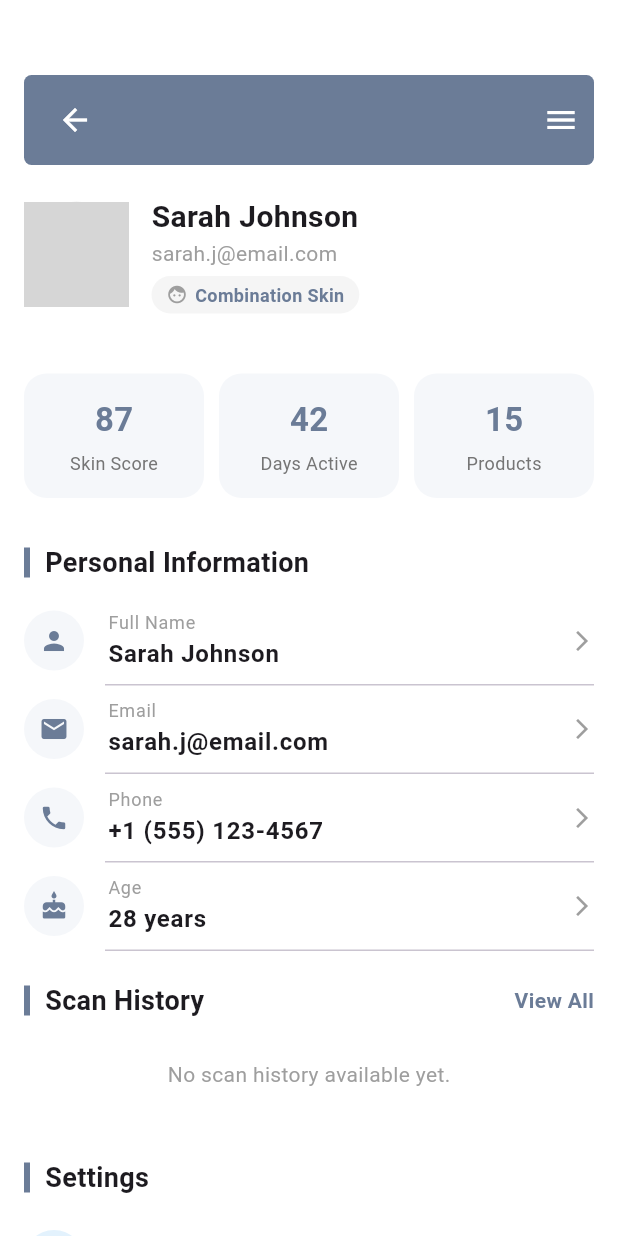
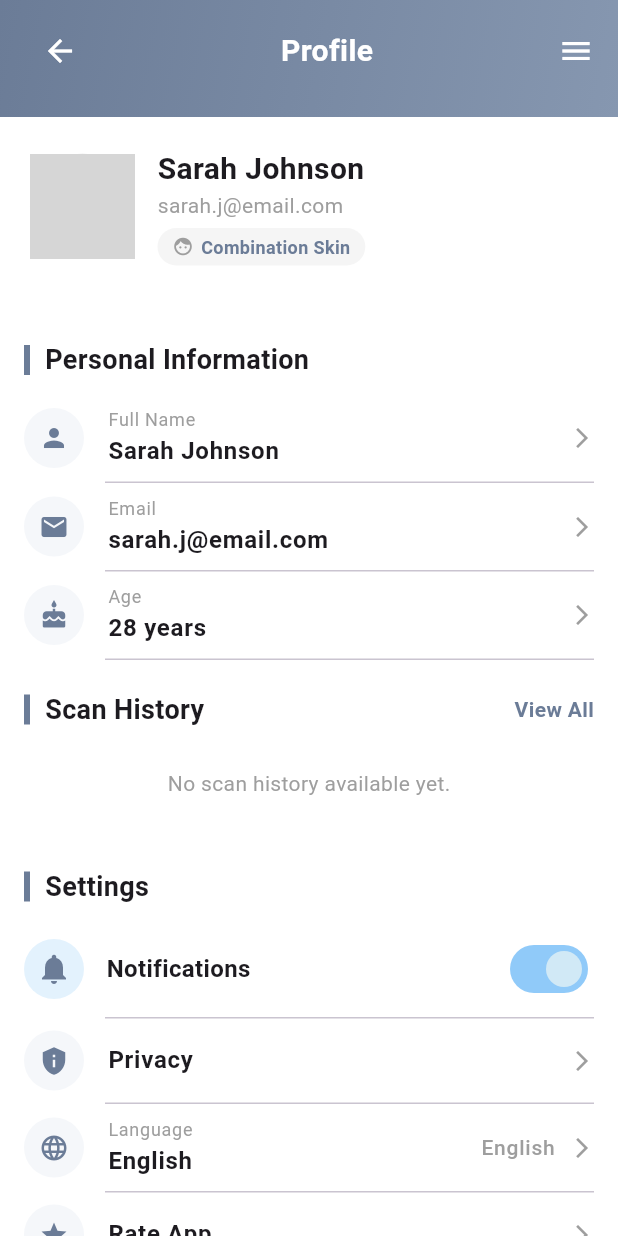
Before and after one commit to egeKsl/skin_type_app, a Flutter app: the ProfileScreen screen opened directly, on a phone screen of 412 x 824 dp. Run offline on Flutter 3.47's test engine with Material 3 defaults, Android fonts, the phone set to English and light mode, and no system bars; our stand-ins replace cloud_firestore, firebase_auth, firebase_core, image_picker, shared_preferences; accounts and stored records are empty; network calls fail; grey boxes are pictures that could not be loaded.

Commit message:
profile screen has been fixed

```diff
--- a/lib/features/profile/views/screens/profile_screen.dart
+++ b/lib/features/profile/views/screens/profile_screen.dart
@@ -1,80 +1,69 @@
+import 'dart:io'; // Resim dosyasını okumak için gerekli
 import 'package:flutter/material.dart';
 import 'package:skin_type_app/common/widgets/top_menu_overlay.dart';
 import 'package:skin_type_app/core/services/scan_service.dart';
 import 'package:skin_type_app/features/scan history/views/screens/scan_history_screen.dart';
-import 'package:skin_type_app/features/scan details/views/screens/scan_detail_screen.dart'; // Detay ekranı import
-import 'package:skin_type_app/models/scan_model.dart'; // Model import
+import 'package:skin_type_app/features/scan details/views/screens/scan_detail_screen.dart';
+import 'package:skin_type_app/models/scan_model.dart';
+// Personal Info ekranını import ediyoruz
+import 'package:skin_type_app/features/profile information/views/screens/personal_info_screen.dart';
 
-import '../widgets/stat_card.dart';
 import '../widgets/section_header.dart';
 import '../widgets/profile_list_tile.dart';
-import '../widgets/history_card.dart';
 
 class ProfileScreen extends StatelessWidget {
   const ProfileScreen({super.key});
 
   @override
   Widget build(BuildContext context) {
-    // Servisi çağırıyoruz
     final ScanService _scanService = ScanService();
 
     return Scaffold(
       backgroundColor: Colors.white,
-      body: SingleChildScrollView(
+      // Body'yi Column yaptık, SingleChildScrollView'ı aşağıya aldık.
+      // Böylece üst header sabit kalabilir veya kayabilir, tasarımı daha esnek olur.
+      body: Column(
+        children: [
+          // 1. YENİLENMİŞ ÜST HEADER ALANI (Ekranı dolduracak)
+          _buildHeader(context),
+
+          // Geri kalan içerik kaydırılabilir alanda
+          Expanded(
+            child: SingleChildScrollView(
               child: Column(
                 children: [
-            // 1. ÜST HEADER ALANI
-            _buildHeader(context),
+                  // 2. PERSONAL INFORMATION (Tıklanabilir Yapıldı)
+                  const SizedBox(height: 20),
+                  const SectionHeader(title: "Personal Information"),
 
-            // 2. İSTATİSTİK KARTLARI
-            Padding(
-              padding: const EdgeInsets.symmetric(
-                horizontal: 16.0,
-                vertical: 20,
-              ),
-              child: Row(
-                children: const [
-                  Expanded(
-                    child: StatCard(value: "87", label: "Skin Score"),
-                  ),
-                  SizedBox(width: 10),
-                  Expanded(
-                    child: StatCard(value: "42", label: "Days Active"),
-                  ),
-                  SizedBox(width: 10),
-                  Expanded(
-                    child: StatCard(value: "15", label: "Products"),
-                  ),
-                ],
-              ),
-            ),
-
-            // 3. PERSONAL INFORMATION
-            const SectionHeader(title: "Personal Information"),
-            const ProfileListTile(
+                  GestureDetector(
+                    onTap: () => _navigateToPersonalInfo(context),
+                    child: const ProfileListTile(
                       icon: Icons.person,
                       title: "Full Name",
                       value: "Sarah Johnson",
                     ),
-            const ProfileListTile(
+                  ),
+                  GestureDetector(
+                    onTap: () => _navigateToPersonalInfo(context),
+                    child: const ProfileListTile(
                       icon: Icons.email,
                       title: "Email",
                       value: "sarah.j@email.com",
                     ),
-            const ProfileListTile(
-              icon: Icons.phone,
-              title: "Phone",
-              value: "+1 (555) 123-4567",
                   ),
-            const ProfileListTile(
+                  GestureDetector(
+                    onTap: () => _navigateToPersonalInfo(context),
+                    child: const ProfileListTile(
                       icon: Icons.cake,
                       title: "Age",
                       value: "28 years",
                     ),
+                  ),
 
                   const SizedBox(height: 20),
 
-            // 4. SCAN HISTORY (DİNAMİK HALE GETİRİLDİ)
+                  // 3. SCAN HISTORY (Fotoğraflı ve Dinamik)
                   Padding(
                     padding: const EdgeInsets.symmetric(horizontal: 16.0),
                     child: Row(
@@ -84,7 +73,6 @@ class ProfileScreen extends StatelessWidget {
                           title: "Scan History",
                           padding: EdgeInsets.zero,
                         ),
-                  // TIKLANABİLİR "View All" TEXT'İ
                         GestureDetector(
                           onTap: () {
                             Navigator.push(
@@ -107,14 +95,15 @@ class ProfileScreen extends StatelessWidget {
                   ),
                   const SizedBox(height: 10),
 
-            // --- YENİ EKLENEN KISIM: StreamBuilder ile Son 3 Veri ---
+                  // StreamBuilder ile Son 3 Veri
                   StreamBuilder<List<ScanResult>>(
-              // Sadece son 3 veriyi istiyoruz
                     stream: _scanService.getRecentScans(3),
                     builder: (context, snapshot) {
                       if (snapshot.connectionState == ConnectionState.waiting) {
                         return const Center(
-                    child: LinearProgressIndicator(color: Color(0xFF6B7C97)),
+                          child: LinearProgressIndicator(
+                            color: Color(0xFF6B7C97),
+                          ),
                         );
                       }
 
@@ -134,38 +123,17 @@ class ProfileScreen extends StatelessWidget {
                         );
                       }
 
-                // Gelen listeyi HistoryCard widget'larına çeviriyoruz
                       return Column(
                         children: historyData.map((scan) {
-                    return GestureDetector(
-                      onTap: () {
-                        // Tıklanınca detay sayfasına git
-                        Navigator.push(
-                          context,
-                          MaterialPageRoute(
-                            builder: (context) =>
-                                ScanDetailScreen(scanResult: scan),
-                          ),
-                        );
-                      },
-                      child: HistoryCard(
-                        title: scan.ciltTipi, // Cilt tipi başlık
-                        date: scan.date, // Tarih
-                        score: scan.benzerlikYuzdesi, // Skor
-                        status:
-                            "Completed", // Durum (Statik veya hesaplanabilir)
-                        statusColor: const Color(0xFFD1E9F6),
-                      ),
-                    );
+                          return _buildPhotoHistoryCard(context, scan);
                         }).toList(),
                       );
                     },
                   ),
 
-            // -------------------------------------------------------
                   const SizedBox(height: 20),
 
-            // 5. SETTINGS
+                  // 4. SETTINGS
                   const SectionHeader(title: "Settings"),
                   Padding(
                     padding: const EdgeInsets.symmetric(
@@ -213,11 +181,6 @@ class ProfileScreen extends StatelessWidget {
                     value: "English",
                   ),
                   const ProfileListTile(
-              icon: Icons.help,
-              title: "Help & Support",
-              value: "",
-            ),
-            const ProfileListTile(
                     icon: Icons.star,
                     title: "Rate App",
                     value: "",
@@ -232,43 +195,169 @@ class ProfileScreen extends StatelessWidget {
                 ],
               ),
             ),
+          ),
+        ],
+      ),
     );
   }
 
-  // Header Metodu (Değişmedi, sadece context erişimi için parametre eklendi)
+  void _navigateToPersonalInfo(BuildContext context) {
+    Navigator.push(
+      context,
+      MaterialPageRoute(builder: (context) => const PersonalInfoScreen()),
+    );
+  }
+
+  Widget _buildPhotoHistoryCard(BuildContext context, ScanResult scan) {
+    return GestureDetector(
+      onTap: () {
+        Navigator.push(
+          context,
+          MaterialPageRoute(
+            builder: (context) => ScanDetailScreen(scanResult: scan),
+          ),
+        );
+      },
+      child: Container(
+        margin: const EdgeInsets.symmetric(horizontal: 16, vertical: 8),
+        padding: const EdgeInsets.all(12),
+        decoration: BoxDecoration(
+          color: Colors.white,
+          borderRadius: BorderRadius.circular(16),
+          border: Border.all(color: Colors.grey.shade100),
+          boxShadow: [
+            BoxShadow(
+              color: Colors.grey.withOpacity(0.05),
+              blurRadius: 10,
+              offset: const Offset(0, 4),
+            ),
+          ],
+        ),
+        child: Row(
+          children: [
+            ClipRRect(
+              borderRadius: BorderRadius.circular(12),
+              child: Container(
+                width: 60,
+                height: 60,
+                color: const Color(0xFFF0F4F8),
+                child: (scan.imagePath != null && scan.imagePath!.isNotEmpty)
+                    ? Image.file(
+                        File(scan.imagePath!),
+                        fit: BoxFit.cover,
+                        errorBuilder: (context, error, stackTrace) {
+                          return const Icon(
+                            Icons.broken_image_outlined,
+                            color: Colors.grey,
+                          );
+                        },
+                      )
+                    : const Icon(
+                        Icons.camera_alt_outlined,
+                        color: Color(0xFF6B7C97),
+                        size: 28,
+                      ),
+              ),
+            ),
+            const SizedBox(width: 16),
+            Expanded(
+              child: Column(
+                crossAxisAlignment: CrossAxisAlignment.start,
+                children: [
+                  Text(
+                    scan.ciltTipi,
+                    style: const TextStyle(
+                      fontSize: 15,
+                      fontWeight: FontWeight.bold,
+                      color: Color(0xFF2D3142),
+                    ),
+                    maxLines: 1,
+                    overflow: TextOverflow.ellipsis,
+                  ),
+                  const SizedBox(height: 4),
+                  Text(
+                    scan.date,
+                    style: const TextStyle(color: Colors.grey, fontSize: 12),
+                  ),
+                  const SizedBox(height: 6),
+                  Container(
+                    padding: const EdgeInsets.symmetric(
+                      horizontal: 8,
+                      vertical: 3,
+                    ),
+                    decoration: BoxDecoration(
+                      color: const Color(0xFFE3F2FD),
+                      borderRadius: BorderRadius.circular(10),
+                    ),
+                    child: Text(
+                      "Match: ${scan.benzerlikYuzdesi}",
+                      style: const TextStyle(
+                        color: Color(0xFF1565C0),
+                        fontWeight: FontWeight.bold,
+                        fontSize: 11,
+                      ),
+                    ),
+                  ),
+                ],
+              ),
+            ),
+            const Icon(Icons.arrow_forward_ios, size: 14, color: Colors.grey),
+          ],
+        ),
+      ),
+    );
+  }
+
+  // --- YENİLENMİŞ HEADER TASARIMI ---
   Widget _buildHeader(BuildContext context) {
-    return Container(
-      padding: const EdgeInsets.only(top: 50, bottom: 20, left: 16, right: 16),
-      color: Colors.white,
-      child: Column(
+    return Column(
       children: [
+        // 1. Üst Kısım (Mavi-Gri Alan)
         Container(
-            height: 60,
-            padding: const EdgeInsets.symmetric(horizontal: 10),
-            decoration: BoxDecoration(
-              color: const Color(0xFF6B7C97),
-              borderRadius: BorderRadius.circular(5),
+          width: double.infinity,
+          // MediaQuery ile üst status bar boşluğunu otomatik alıyoruz
+          padding: EdgeInsets.only(
+            top: MediaQuery.of(context).padding.top + 10,
+            bottom: 20,
+            left: 16,
+            right: 16,
+          ),
+          decoration: const BoxDecoration(
+            gradient: LinearGradient(
+              colors: [Color(0xFF6B7C97), Color(0xFF8697B0)],
+              begin: Alignment.topLeft,
+              end: Alignment.bottomRight,
+            ),
+            // İsterseniz alt köşeleri hafif yuvarlatabilirsiniz:
+            // borderRadius: BorderRadius.vertical(bottom: Radius.circular(20)),
           ),
           child: Row(
             mainAxisAlignment: MainAxisAlignment.spaceBetween,
             children: [
               IconButton(
                 icon: const Icon(Icons.arrow_back, color: Colors.white),
-                  onPressed: () {
-                    Navigator.pop(context);
-                  },
+                onPressed: () => Navigator.pop(context),
+              ),
+              const Text(
+                "Profile",
+                style: TextStyle(
+                  color: Colors.white,
+                  fontSize: 20,
+                  fontWeight: FontWeight.bold,
+                ),
               ),
               GestureDetector(
-                  onTap: () {
-                    showTopMenuOverlay(context);
-                  },
+                onTap: () => showTopMenuOverlay(context),
                 child: const Icon(Icons.menu, color: Colors.white),
               ),
             ],
           ),
         ),
-          const SizedBox(height: 20),
-          Row(
+
+        // 2. Profil Bilgileri (Resim ve İsim) - Hemen altına
+        Container(
+          padding: const EdgeInsets.all(20),
+          child: Row(
             children: [
               Stack(
                 children: [
@@ -341,8 +430,8 @@ class ProfileScreen extends StatelessWidget {
               ),
             ],
           ),
+        ),
       ],
-      ),
     );
   }
 }
```
Lines whose indentation alone changed are shown as unchanged.
